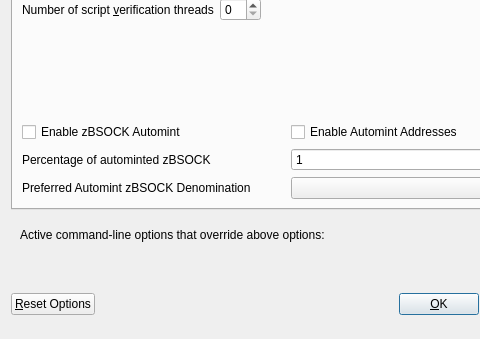
Old version of the form src/qt/forms/optionsdialog.ui in the repository bitstockproject/bitstock-core; both pictures show x 0 to 480 and y 103 to 442 of the 576 by 442 pixel window.
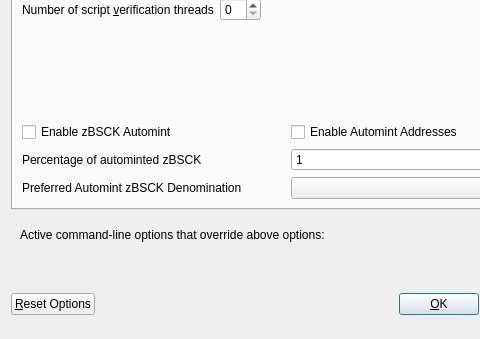
New version of the form. Custom widgets are drawn as their Qt base class.

```diff
--- a/src/qt/forms/optionsdialog.ui
+++ b/src/qt/forms/optionsdialog.ui
@@ -147,7 +147,7 @@
                <enum>Qt::LeftToRight</enum>
               </property>
               <property name="text">
-               <string>Enable zBSOCK Automint</string>
+               <string>Enable zBSCK Automint</string>
               </property>
              </widget>
             </item>
@@ -174,7 +174,7 @@
                <string>Percentage of incoming BSOCK which get automatically converted to zBSOCK via Zerocoin Protocol (min: 10%)</string>
               </property>
               <property name="text">
-               <string>Percentage of autominted zBSOCK</string>
+               <string>Percentage of autominted zBSCK</string>
               </property>
              </widget>
             </item>
@@ -207,7 +207,7 @@
                <string>Wait with automatic conversion to Zerocoin until enough BSOCK for this denomination is available</string>
               </property>
               <property name="text">
-               <string>Preferred Automint zBSOCK Denomination</string>
+               <string>Preferred Automint zBSCK Denomination</string>
               </property>
              </widget>
             </item>
```
Left out of the diff: 13 changed lines with no effect on the pictures.
